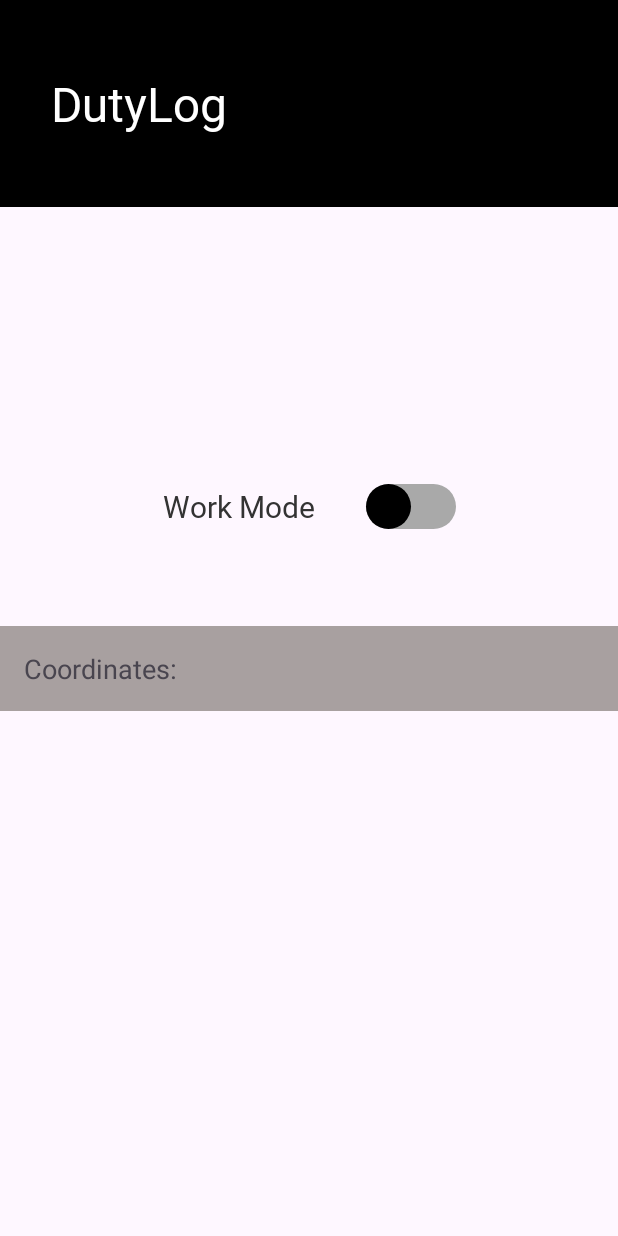
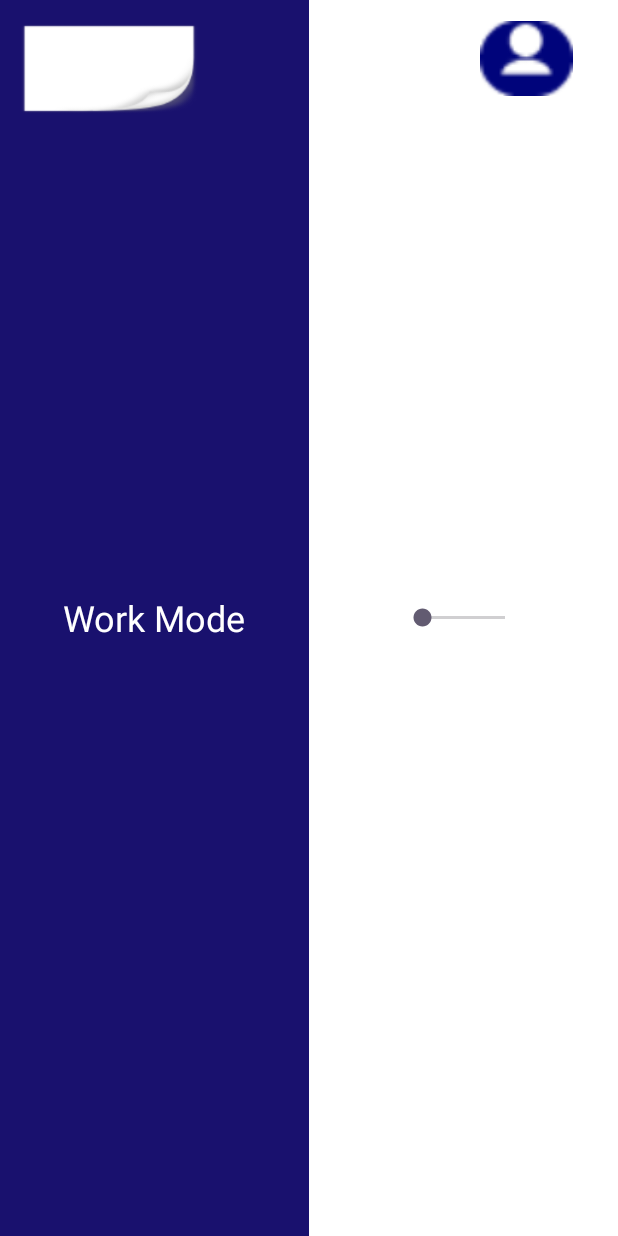
Before and after one commit to MargaretLJ/DutyLog-, an Android app: the MainActivity screen opened directly, with no data from a screen before it, on a phone screen of 412 x 824 dp. Run offline under Robolectric (Android 15) with nearby library versions, the phone set to English and light mode, and no system bars; 3 statements that could not run were skipped.

Commit message:
main page design

```diff
--- a/app/src/main/res/layout/activity_main.xml
+++ b/app/src/main/res/layout/activity_main.xml
@@ -3,57 +3,97 @@
     xmlns:app="http://schemas.android.com/apk/res-auto"
     xmlns:tools="http://schemas.android.com/tools"
 
-
     android:id="@+id/main"
     android:layout_width="match_parent"
     android:layout_height="match_parent">
 
+    <!-- Left side (profile and company name) -->
 
-    <TextView
-        android:id="@+id/headerTextView"
-        android:layout_width="639dp"
-        android:layout_height="138dp"
-        android:background="#000000"
+    <!-- Company logo -->
+    <LinearLayout
+        android:id="@+id/left_side"
+        android:layout_width="0dp"
+        android:layout_height="match_parent"
+        android:background="#19116E"
         android:gravity="center"
+        android:orientation="vertical"
+        app:layout_constraintBottom_toBottomOf="parent"
+        app:layout_constraintEnd_toStartOf="@+id/right_side"
+        app:layout_constraintStart_toStartOf="parent"
+        app:layout_constraintTop_toTopOf="parent"
+        app:layout_constraintVertical_bias="0.0">
 
-        android:padding="16dp"
-        android:text="DutyLog"
-        android:textColor="@color/white"
-        android:textSize="32sp"
-        android:fontFamily="@font/segoeui"
-        app:layout_constraintEnd_toEndOf="parent"
-        app:layout_constraintHorizontal_bias="1.0"
+        <!-- Work Mode text -->
+        <TextView
+            android:id="@+id/working_mode"
+            android:layout_width="wrap_content"
+            android:layout_height="wrap_content"
+            android:text="Work Mode"
+            android:textColor="@color/white"
+            android:textSize="24sp"
+            app:layout_constraintMarginStart="24dp"
+            app:layout_constraintMarginTop="16dp"
+            app:layout_constraintStart_toStartOf="parent"
+            app:layout_constraintTop_toTopOf="parent" />
+
+    </LinearLayout>
+
+    <ImageView
+        android:id="@+id/company_label"
+        android:layout_width="125dp"
+        android:layout_height="91dp"
+        android:layout_marginLeft="10dp"
+        android:src="@drawable/company_logo"
+        app:layout_constraintMarginStart="16dp"
+        app:layout_constraintMarginTop="16dp"
+
         app:layout_constraintStart_toStartOf="parent"
         app:layout_constraintTop_toTopOf="parent" />
 
 
-    <Switch
-        android:id="@+id/workSwitch"
-        android:layout_width="195dp"
-        android:layout_height="63dp"
-        android:fontFamily="@font/segoeui"
-        android:text="Work Mode"
-        android:textColor="@color/text_color"
-        android:textSize="20sp"
-        android:thumb="@drawable/custom_thumb"
-        android:track="@drawable/custom_switch_track"
-        app:layout_constraintBottom_toBottomOf="parent"
+    <!-- Right side (slider and profile image) -->
+    <LinearLayout
+        android:id="@+id/right_side"
+        android:layout_width="0dp"
+        android:layout_height="match_parent"
+        android:background="@color/white"
+        android:gravity="center"
+        android:orientation="vertical"
         app:layout_constraintEnd_toEndOf="parent"
-        app:layout_constraintStart_toStartOf="parent"
+        app:layout_constraintStart_toEndOf="@+id/left_side"
         app:layout_constraintTop_toTopOf="parent"
-        app:layout_constraintVertical_bias="0.402" />
+        app:layout_constraintBottom_toBottomOf="parent">
 
-    <TextView
-        android:id="@+id/coordinatesTextView"
-        android:layout_width="0dp"
-        android:layout_height="wrap_content"
-        android:layout_marginTop="48dp"
-        android:background="#A8A0A0"
-        android:padding="16dp"
-        android:text="Coordinates: "
-        android:textSize="18sp"
+        <!-- Big slider -->
+        <SeekBar
+            android:id="@+id/slider"
+            android:layout_width="87dp"
+            android:layout_height="48dp"
+            android:layout_marginStart="24dp"
+            android:layout_marginEnd="24dp"
+            app:layout_constraintBottom_toTopOf="@+id/profile_image"
+            app:layout_constraintEnd_toEndOf="parent"
+            app:layout_constraintMarginBottom="16dp"
+            app:layout_constraintMarginTop="32dp"
+            app:layout_constraintStart_toStartOf="parent"
+            app:layout_constraintTop_toTopOf="parent" />
+
+
+    </LinearLayout>
+
+    <ImageView
+        android:id="@+id/example_view"
+        android:layout_width="62dp"
+        android:layout_height="78dp"
+        android:layout_marginRight="30dp"
+        android:src="@drawable/white_person_profile"
+        app:layout_constraintEnd_margin="16dp"
         app:layout_constraintEnd_toEndOf="parent"
-        app:layout_constraintHorizontal_bias="0.0"
-        app:layout_constraintStart_toStartOf="parent"
-        app:layout_constraintTop_toBottomOf="@+id/workSwitch" />
+        app:layout_constraintTop_margin="16dp"
+        app:layout_constraintTop_toTopOf="parent" />
+
+
+
+
+
 </androidx.constraintlayout.widget.ConstraintLayout>
```
Also changed, not shown: app/src/main/res/drawable/white_person_profile.png (added).
